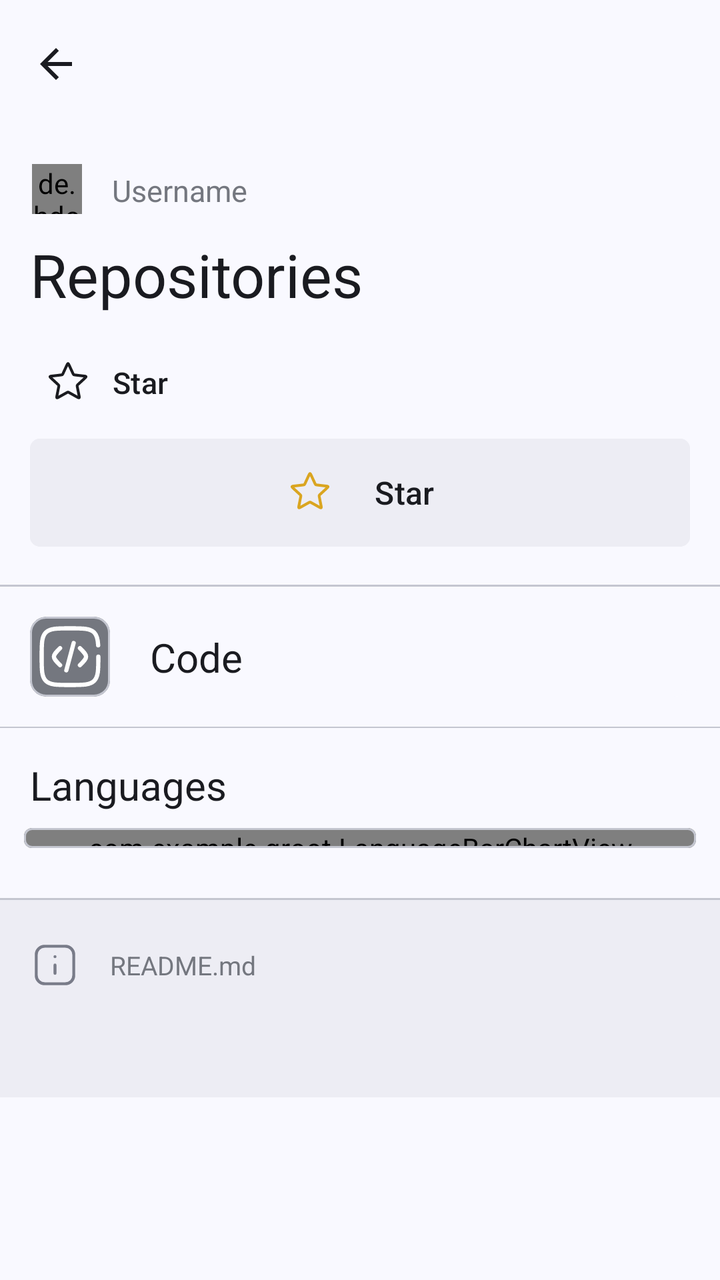
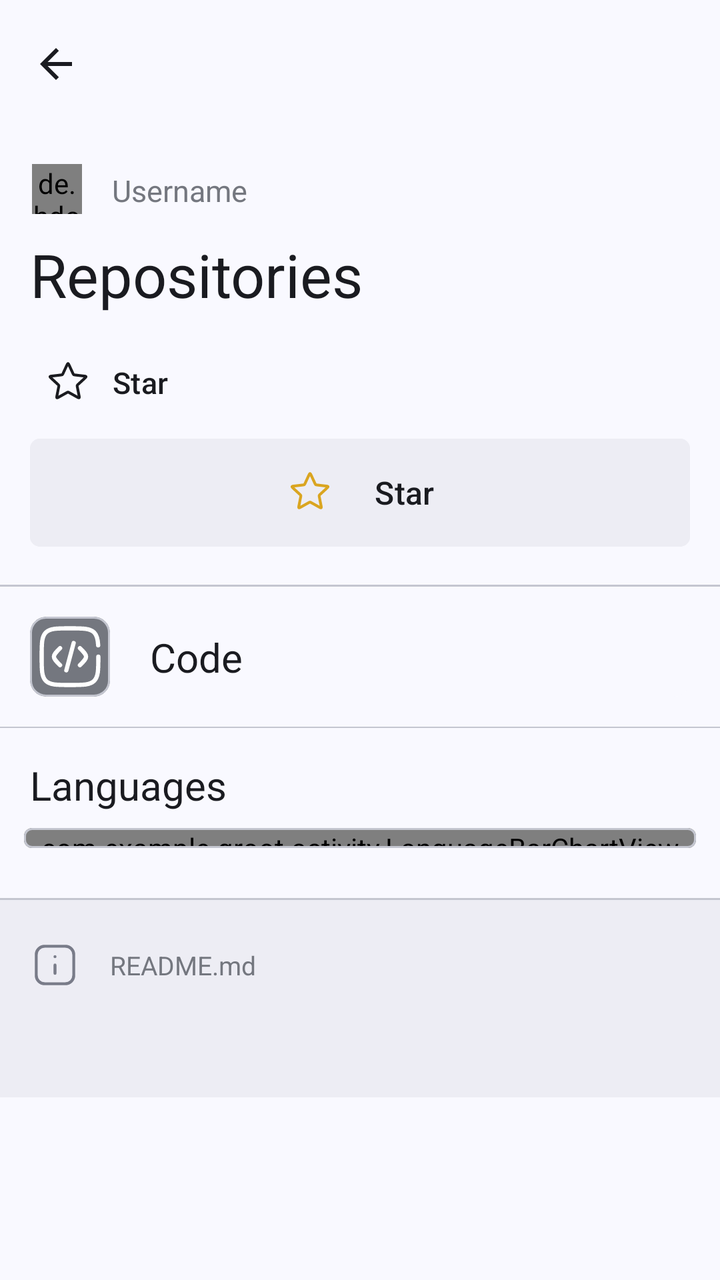

The first picture is an Android layout as it rendered before a commit; the second is the same layout after the commit. The layout source and the unified diff follow.
<!-- AndroidManifest.xml: application theme AppTheme -->
<!-- res/layout/activity_repo_details.xml -->
<?xml version="1.0" encoding="utf-8"?>
<androidx.constraintlayout.widget.ConstraintLayout xmlns:android="http://schemas.android.com/apk/res/android"
    xmlns:app="http://schemas.android.com/apk/res-auto"
    xmlns:tools="http://schemas.android.com/tools"
    android:id="@+id/main"
    android:layout_width="match_parent"
    android:layout_height="match_parent"
    android:background="@color/md_theme_background"
    tools:context=".RepoDetailsActivity">

    <com.google.android.material.appbar.AppBarLayout
        android:id="@+id/appBar"
        android:layout_width="match_parent"
        android:layout_height="wrap_content"
        app:layout_constraintEnd_toEndOf="parent"
        app:layout_constraintHorizontal_bias="0.5"
        app:layout_constraintStart_toStartOf="parent"
        app:layout_constraintTop_toTopOf="parent">

        <com.google.android.material.appbar.MaterialToolbar
            android:id="@+id/topAppBar"
            android:layout_width="match_parent"
            android:layout_height="wrap_content"
            app:navigationIcon="@drawable/arrow_back"
            android:background="@color/md_theme_background"
            android:minHeight="?attr/actionBarSize" />

    </com.google.android.material.appbar.AppBarLayout>

    <ProgressBar
        android:id="@+id/progressBar"
        android:layout_width="wrap_content"
        android:layout_height="wrap_content"
        android:layout_gravity="center"
        android:visibility="gone"
        app:layout_constraintTop_toTopOf="parent"
        app:layout_constraintBottom_toBottomOf="parent"
        app:layout_constraintStart_toStartOf="parent"
        app:layout_constraintEnd_toEndOf="parent" />

    <ScrollView
        android:id="@+id/maincontent"
        android:layout_width="match_parent"
        android:layout_height="0dp"
        android:visibility="visible"
        app:layout_constraintBottom_toBottomOf="parent"
        app:layout_constraintEnd_toEndOf="parent"
        app:layout_constraintStart_toStartOf="parent"
        app:layout_constraintTop_toBottomOf="@+id/appBar"
        app:layout_constraintVertical_bias="0.0">
        <LinearLayout
            android:layout_width="match_parent"
            android:layout_height="wrap_content"
            android:orientation="vertical">

            <LinearLayout
                android:layout_width="match_parent"
                android:layout_height="match_parent"
                android:layout_marginTop="18dp"
                android:orientation="horizontal">

                <de.hdodenhof.circleimageview.CircleImageView
                    android:id="@+id/circleImageView"
                    android:layout_width="25dp"
                    android:layout_height="25dp"
                    android:layout_marginStart="16dp"
                    android:src="@drawable/repo_git_svgrepo_com"
                    app:civ_border_color="@color/md_theme_onBackground"
                    app:civ_border_width="1dp" />

                <TextView
                    android:id="@+id/txt_username"
                    android:layout_width="wrap_content"
                    android:layout_height="wrap_content"
                    android:layout_marginStart="15dp"
                    android:layout_marginTop="3dp"
                    android:text="@string/user_name"
                    android:textColor="@color/md_theme_outline"
                    android:textSize="15sp" />

            </LinearLayout>

            <TextView
                android:id="@+id/txt_repo_name"
                android:layout_width="match_parent"
                android:layout_height="wrap_content"
                android:layout_marginHorizontal="15dp"
                android:layout_marginTop="10dp"
                android:text="@string/Repositories"
                android:textColor="@color/md_theme_onBackground"
                android:textSize="30sp" />

            <LinearLayout
                android:layout_width="match_parent"
                android:layout_height="match_parent"
                android:layout_marginTop="10dp"
                android:orientation="horizontal">

                <com.google.android.material.button.MaterialButton
                    style="@style/Widget.Material3.Button.TextButton.Icon"
                    android:id="@+id/starCount"
                    android:layout_width="wrap_content"
                    android:layout_height="wrap_content"
                    android:text="@string/star"
                    android:layout_marginStart="10dp"
                    app:iconTint="@color/md_theme_onBackground"
                    app:icon="@drawable/starred"
                    app:iconPadding="10dp"
                    app:iconSize="24dp"
                    android:textColor="@color/md_theme_onBackground"
                    android:textSize="15sp" />
            </LinearLayout>

            <com.google.android.material.button.MaterialButton
                style="@style/Widget.Material3.Button.OutlinedButton.Icon"
                android:id="@+id/btnStar"
                android:backgroundTint="@color/md_theme_surfaceContainer"
                android:layout_width="match_parent"
                android:layout_height="wrap_content"
                android:text="@string/star"
                android:textSize="16sp"
                app:iconPadding="20dp"
                android:padding="15dp"
                app:iconGravity="textStart"
                android:textColor="@color/md_theme_onBackground"
                app:icon="@drawable/starred"
                app:iconTint="#DAA520"
                app:iconSize="24dp"
                app:strokeWidth="0dp"
                app:cornerRadius="5dp"
                android:layout_marginHorizontal="15dp"/>


            <View
                android:layout_width="match_parent"
                android:layout_height="1dp"
                android:layout_marginTop="15dp"
                android:background="@color/md_theme_outlineVariant" />

            <com.google.android.material.card.MaterialCardView
                android:id="@+id/btn_code"
                android:layout_width="match_parent"
                android:layout_height="wrap_content"
                android:layout_marginStart="15dp"
                android:layout_marginTop="15dp"
                android:layout_marginEnd="15dp"
                app:strokeWidth="0dp"
                app:cardCornerRadius="8dp">

                <androidx.constraintlayout.widget.ConstraintLayout
                    android:layout_width="match_parent"
                    android:layout_height="match_parent">

                    <com.google.android.material.card.MaterialCardView
                        android:id="@+id/materialCardView2"
                        android:layout_width="40dp"
                        android:layout_height="40dp"
                        android:backgroundTint="@color/md_theme_outline"
                        app:cardCornerRadius="8dp"
                        app:layout_constraintBottom_toBottomOf="parent"
                        app:layout_constraintStart_toStartOf="parent"
                        app:layout_constraintTop_toTopOf="parent">

                        <androidx.constraintlayout.widget.ConstraintLayout
                            android:layout_width="match_parent"
                            android:layout_height="match_parent">

                            <ImageView
                                android:padding="3dp"
                                android:contentDescription="@string/code"
                                android:layout_width="wrap_content"
                                android:layout_height="wrap_content"
                                android:src="@drawable/code_square_svgrepo_com"
                                app:layout_constraintBottom_toBottomOf="parent"
                                app:layout_constraintEnd_toEndOf="parent"
                                app:layout_constraintHorizontal_bias="0.5"
                                app:layout_constraintStart_toStartOf="parent"
                                app:layout_constraintTop_toTopOf="parent"
                                app:layout_constraintVertical_bias="0.5" />

                        </androidx.constraintlayout.widget.ConstraintLayout>
                    </com.google.android.material.card.MaterialCardView>

                    <TextView
                        android:layout_width="wrap_content"
                        android:layout_height="wrap_content"
                        android:layout_marginStart="20dp"
                        android:text="@string/code"
                        android:textColor="@color/md_theme_onBackground"
                        android:textSize="20sp"
                        app:layout_constraintBottom_toBottomOf="parent"
                        app:layout_constraintStart_toEndOf="@+id/materialCardView2"
                        app:layout_constraintTop_toTopOf="parent" />
                </androidx.constraintlayout.widget.ConstraintLayout>
            </com.google.android.material.card.MaterialCardView>

            <View
                android:layout_width="match_parent"
                android:layout_height="0.5dp"
                android:layout_marginTop="15dp"
                android:background="@color/md_theme_outlineVariant" />

            <LinearLayout
                android:layout_width="match_parent"
                android:layout_height="wrap_content"
                android:layout_marginTop="15dp"
                android:orientation="vertical">

                <TextView
                    android:layout_width="wrap_content"
                    android:layout_height="wrap_content"
                    android:layout_marginStart="15dp"
                    android:text="@string/languages"
                    android:textColor="@color/md_theme_onBackground"
                    android:textSize="20sp" />

                <androidx.constraintlayout.widget.ConstraintLayout
                    android:layout_width="match_parent"
                    android:layout_height="match_parent">

                    <com.google.android.material.card.MaterialCardView
                        android:layout_width="match_parent"
                        android:layout_height="10dp"
                        android:layout_marginStart="12dp"
                        android:layout_marginTop="8dp"
                        android:layout_marginEnd="12dp"
                        android:backgroundTint="@color/md_theme_background"
                        app:cardCornerRadius="4dp"
                        app:layout_constraintBottom_toBottomOf="parent"
                        app:layout_constraintEnd_toEndOf="parent"
                        app:layout_constraintStart_toStartOf="parent"
                        app:layout_constraintTop_toTopOf="parent">

                        <com.example.groot.LanguageBarChartView
                            android:id="@+id/languageBarChartView"
                            android:layout_width="match_parent"
                            android:layout_height="20dp"
                            android:layout_marginBottom="10dp"
                            app:layout_constraintEnd_toEndOf="parent"
                            app:layout_constraintStart_toStartOf="parent"
                            app:layout_constraintTop_toTopOf="parent" />

                    </com.google.android.material.card.MaterialCardView>
                </androidx.constraintlayout.widget.ConstraintLayout>


            </LinearLayout>

            <View
                android:layout_width="match_parent"
                android:layout_height="1dp"
                android:layout_marginTop="25dp"
                android:background="@color/md_theme_outlineVariant" />

            <LinearLayout
                android:layout_width="match_parent"
                android:layout_height="wrap_content"
                android:background="@color/md_theme_surfaceContainer"
                android:orientation="vertical"
                android:paddingTop="5dp">

                <LinearLayout
                    android:layout_width="match_parent"
                    android:layout_height="wrap_content"
                    android:layout_marginTop="15dp"
                    android:orientation="horizontal">

                    <androidx.constraintlayout.widget.ConstraintLayout
                        android:layout_width="match_parent"
                        android:layout_height="wrap_content">

                        <ImageView
                            android:id="@+id/imageView2"
                            android:layout_width="25dp"
                            android:layout_height="25dp"
                            android:layout_marginStart="15dp"
                            android:contentDescription="@string/README"
                            android:src="@drawable/info_rectangle_svgrepo_com"
                            app:layout_constraintBottom_toBottomOf="parent"
                            app:layout_constraintStart_toStartOf="parent"
                            app:layout_constraintTop_toTopOf="parent"
                            app:layout_constraintVertical_bias="0.5" />

                        <TextView
                            android:layout_width="wrap_content"
                            android:layout_height="wrap_content"
                            android:layout_marginStart="15dp"
                            android:text="@string/README"
                            android:textColor="@color/md_theme_outline"
                            android:textSize="13sp"
                            app:layout_constraintBottom_toBottomOf="parent"
                            app:layout_constraintStart_toEndOf="@+id/imageView2"
                            app:layout_constraintTop_toTopOf="parent"
                            app:layout_constraintVertical_bias="0.5" />

                    </androidx.constraintlayout.widget.ConstraintLayout>
                </LinearLayout>

                <TextView
                    android:id="@+id/readme_text"
                    android:layout_width="match_parent"
                    android:layout_height="wrap_content"
                    android:layout_margin="16dp"
                    android:textColor="@color/md_theme_onBackground"
                    android:lineHeight="25dp"
                    android:textSize="16sp" />

            </LinearLayout>
        </LinearLayout>
    </ScrollView>
</androidx.constraintlayout.widget.ConstraintLayout>
<!-- resources referenced by this layout -->
<resources>
  <color name="md_theme_background">#F9F9FF</color>
  <color name="md_theme_onBackground">#1A1B20</color>
  <color name="md_theme_outline">#74777F</color>
  <color name="md_theme_outlineVariant">#C4C6D0</color>
  <color name="md_theme_surfaceContainer">#EDEDF4</color>
  <!-- drawable arrow_back (drawable) -->
  <vector xmlns:android="http://schemas.android.com/apk/res/android"
      android:width="24dp"
      android:height="24dp"
      android:viewportWidth="960"
      android:viewportHeight="960">
    <path
        android:pathData="m313,520 l224,224 -57,56 -320,-320 320,-320 57,56 -224,224h487v80L313,520Z"
        android:fillColor="@color/md_theme_onBackground"/>
  </vector>
  <string name="README">README.md</string>
  <string name="Repositories">Repositories</string>
  <string name="code">Code</string>
  <string name="languages">Languages</string>
  <string name="star">Star</string>
  <string name="user_name">Username</string>
  <color name="md_theme_primary">#445E91</color>
  <color name="md_theme_onPrimary">#FFFFFF</color>
  <color name="md_theme_primaryContainer">#D8E2FF</color>
  <color name="md_theme_onPrimaryContainer">#001A41</color>
  <color name="md_theme_secondary">#575E71</color>
  <color name="md_theme_onSecondary">#FFFFFF</color>
  <color name="md_theme_secondaryContainer">#DBE2F9</color>
  <color name="md_theme_onSecondaryContainer">#141B2C</color>
  <color name="md_theme_tertiary">#715573</color>
  <color name="md_theme_onTertiary">#FFFFFF</color>
  <color name="md_theme_tertiaryContainer">#FBD7FC</color>
  <color name="md_theme_onTertiaryContainer">#29132D</color>
  <color name="md_theme_error">#BA1A1A</color>
  <color name="md_theme_onError">#FFFFFF</color>
  <color name="md_theme_errorContainer">#FFDAD6</color>
  <color name="md_theme_onErrorContainer">#410002</color>
  <color name="md_theme_surface">#F9F9FF</color>
  <color name="md_theme_onSurface">#1A1B20</color>
  <color name="md_theme_surfaceVariant">#E1E2EC</color>
  <color name="md_theme_onSurfaceVariant">#44474F</color>
  <color name="md_theme_inverseSurface">#2F3036</color>
  <color name="md_theme_inverseOnSurface">#F0F0F7</color>
  <color name="md_theme_inversePrimary">#ADC6FF</color>
  <color name="md_theme_primaryFixed">#D8E2FF</color>
  <color name="md_theme_onPrimaryFixed">#001A41</color>
  <color name="md_theme_primaryFixedDim">#ADC6FF</color>
  <color name="md_theme_onPrimaryFixedVariant">#2B4678</color>
  <color name="md_theme_secondaryFixed">#DBE2F9</color>
  <color name="md_theme_onSecondaryFixed">#141B2C</color>
  <color name="md_theme_secondaryFixedDim">#BFC6DC</color>
  <color name="md_theme_onSecondaryFixedVariant">#3F4759</color>
  <color name="md_theme_tertiaryFixed">#FBD7FC</color>
  <color name="md_theme_onTertiaryFixed">#29132D</color>
  <color name="md_theme_tertiaryFixedDim">#DEBCDF</color>
  <color name="md_theme_onTertiaryFixedVariant">#583E5B</color>
  <color name="md_theme_surfaceDim">#D9D9E0</color>
  <color name="md_theme_surfaceBright">#F9F9FF</color>
  <color name="md_theme_surfaceContainerLowest">#FFFFFF</color>
  <color name="md_theme_surfaceContainerLow">#F3F3FA</color>
  <color name="md_theme_surfaceContainerHigh">#E8E7EE</color>
  <color name="md_theme_surfaceContainerHighest">#E2E2E9</color>
  <!-- unchanged entries left out for length: 5 -->
</resources>

<!-- the commit's change to res/layout/activity_repo_details.xml (unified diff, before → after) -->
@@ -6,7 +6,7 @@
     android:layout_width="match_parent"
     android:layout_height="match_parent"
     android:background="@color/md_theme_background"
-    tools:context=".RepoDetailsActivity">
+    tools:context=".activity.RepoDetailsActivity">
 
     <com.google.android.material.appbar.AppBarLayout
         android:id="@+id/appBar"
@@ -231,7 +231,7 @@
                         app:layout_constraintStart_toStartOf="parent"
                         app:layout_constraintTop_toTopOf="parent">
 
-                        <com.example.groot.LanguageBarChartView
+                        <com.example.groot.activity.LanguageBarChartView
                             android:id="@+id/languageBarChartView"
                             android:layout_width="match_parent"
                             android:layout_height="20dp"
